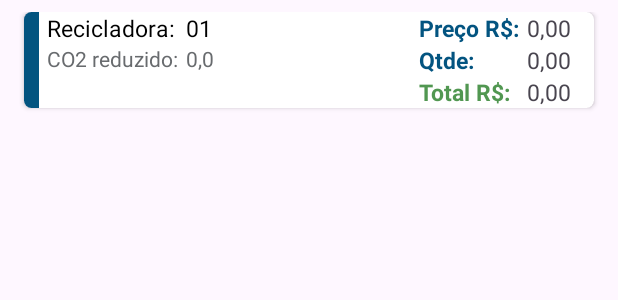
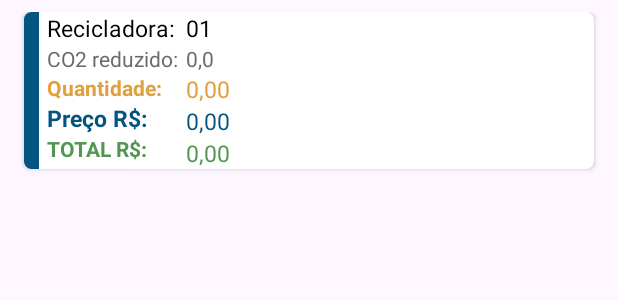
Before and after one commit to JoaoVitor-Dev/LatinhaExpress, an Android app: the layout item_venda.xml on its own in the app's theme, with its tools: preview values and no code run, on a phone screen of 412 x 824 dp. Shown: the top 300 px of the screen. Run offline under Robolectric (Android 15) with nearby library versions, the phone set to English and light mode, and no system bars.

Commit message:
Melhorado layout do item venda

```diff
--- a/app/src/main/res/layout/item_venda.xml
+++ b/app/src/main/res/layout/item_venda.xml
@@ -54,6 +54,32 @@
                         android:textColor="@color/gray"
                         />
 
+                    <TextView
+                        android:layout_width="wrap_content"
+                        android:layout_height="wrap_content"
+                        android:text="Quantidade:"
+                        android:textStyle="bold"
+                        android:textColor="@color/orange"
+                        />
+
+                    <TextView
+                        android:layout_width="wrap_content"
+                        android:layout_height="wrap_content"
+                        android:text="Preço R$:"
+                        android:textColor="@color/primary"
+                        android:textSize="15sp"
+                        android:textStyle="bold"
+                        />
+
+                    <TextView
+                        android:layout_width="wrap_content"
+                        android:layout_height="wrap_content"
+                        android:text="TOTAL R$:"
+                        android:textStyle="bold"
+                        android:textColor="@color/green"
+                        />
+
+
                 </LinearLayout>
 
                 <LinearLayout
@@ -79,64 +105,21 @@
                         android:textColor="@color/gray"
                         />
 
-                </LinearLayout>
-
-            </LinearLayout>
-
-            <LinearLayout
-                android:layout_width="wrap_content"
-                android:layout_height="match_parent"
-                android:layout_marginRight="5dp"
-                android:orientation="vertical">
-
                     <TextView
+                        android:id="@+id/qtde"
                         android:layout_width="wrap_content"
                         android:layout_height="wrap_content"
-                    android:text="Preço R$:"
-                    android:textSize="15sp"
-                    android:textStyle="bold"
-                    android:textColor="@color/primary"
-                    />
-
-                <TextView
-                    android:layout_width="wrap_content"
-                    android:layout_height="wrap_content"
-                    android:text="Qtde:"
-                    android:textSize="15sp"
-                    android:textStyle="bold"
-                    android:textColor="@color/primary"
-                    />
-
-                <TextView
-                    android:layout_width="wrap_content"
-                    android:layout_height="wrap_content"
-                    android:text="Total R$: "
-                    android:textStyle="bold"
-                    android:textColor="@color/green"
+                        android:text="0,00"
+                        android:textColor="@color/orange"
                         android:textSize="15sp"
                         />
-
-            </LinearLayout>
-
-            <LinearLayout
-                android:layout_width="wrap_content"
-                android:layout_height="match_parent"
-                android:layout_marginRight="15dp"
-                android:orientation="vertical">
 
                     <TextView
                         android:id="@+id/precoVenda"
                         android:layout_width="wrap_content"
                         android:layout_height="wrap_content"
                         android:text="0,00"
-                    android:textSize="15sp"
-                    />
-
-                <TextView
-                    android:id="@+id/qtde"
-                    android:layout_width="wrap_content"
-                    android:layout_height="wrap_content"
-                    android:text="0,00"
+                        android:textColor="@color/primary"
                         android:textSize="15sp"
                         />
 
@@ -145,8 +128,27 @@
                         android:layout_width="wrap_content"
                         android:layout_height="wrap_content"
                         android:text="0,00"
+                        android:textColor="@color/green"
                         android:textSize="15sp"
                         />
+
+                </LinearLayout>
+
+            </LinearLayout>
+
+
+
+            <LinearLayout
+                android:layout_width="wrap_content"
+                android:layout_height="match_parent"
+                android:layout_marginRight="15dp"
+                android:orientation="vertical">
+
+
+
+
+
+
 
             </LinearLayout>
 
--- a/app/src/main/res/values/colors.xml
+++ b/app/src/main/res/values/colors.xml
@@ -9,4 +9,7 @@
     <color name="red">#E75A6B</color>
     <color name="gray_bg">#F1F3F4</color>
     <color name="green">#519751</color>
+    <color name="orange">#E1A03E</color>
+
+
 </resources>
```
Also changed, not shown: app/src/main/java/com/example/latinhaexpress/views/CadastroUsuarioActivity.java (+11 -1 lines), app/src/main/res/layout/activity_cadastro_usuario.xml (+10 -0 lines), app/src/main/res/layout/fragment_home.xml (+8 -8 lines). Lines whose indentation alone changed are shown as unchanged.
